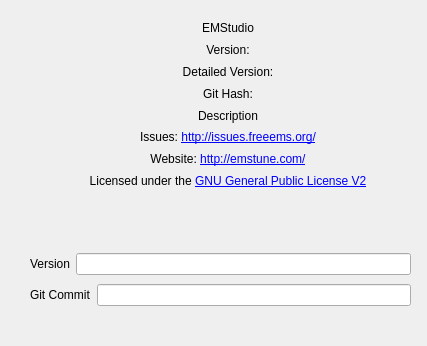
The window that core/src/aboutview.ui (fredcooke/emstudio) describes before a commit, drawn with Qt 5.
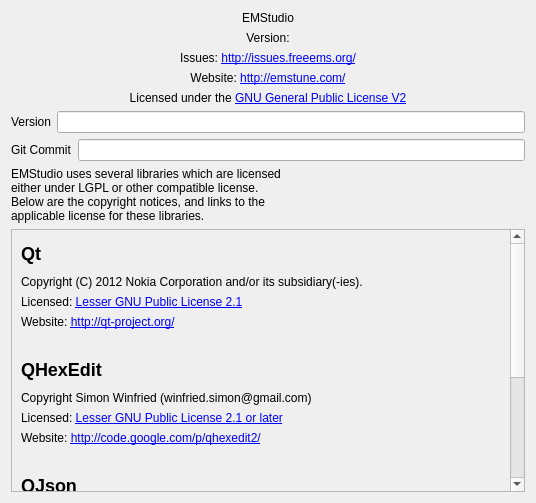
The same window after the commit.

Commit message: Added a bunch of copyright notices to AboutView to comply with LGPL licensing.

```diff
--- a/core/src/aboutview.ui
+++ b/core/src/aboutview.ui
@@ -6,70 +6,17 @@
    <rect>
     <x>0</x>
     <y>0</y>
-    <width>427</width>
-    <height>346</height>
+    <width>536</width>
+    <height>503</height>
    </rect>
   </property>
   <property name="windowTitle">
    <string>About</string>
   </property>
-  <widget class="QWidget" name="verticalLayoutWidget">
-   <property name="geometry">
-    <rect>
-     <x>30</x>
-     <y>250</y>
-     <width>381</width>
-     <height>61</height>
-    </rect>
-   </property>
-   <layout class="QVBoxLayout" name="verticalLayout">
+  <layout class="QVBoxLayout" name="verticalLayout_10">
     <item>
-     <layout class="QHBoxLayout" name="horizontalLayout">
+    <layout class="QVBoxLayout" name="verticalLayout_9">
       <item>
-       <widget class="QLabel" name="label">
-        <property name="text">
-         <string>Version</string>
-        </property>
-       </widget>
-      </item>
-      <item>
-       <widget class="QLineEdit" name="commitIdLineEdit">
-        <property name="readOnly">
-         <bool>true</bool>
-        </property>
-       </widget>
-      </item>
-     </layout>
-    </item>
-    <item>
-     <layout class="QHBoxLayout" name="horizontalLayout_2">
-      <item>
-       <widget class="QLabel" name="label_2">
-        <property name="text">
-         <string>Git Commit</string>
-        </property>
-       </widget>
-      </item>
-      <item>
-       <widget class="QLineEdit" name="commitHashLineEdit">
-        <property name="readOnly">
-         <bool>true</bool>
-        </property>
-       </widget>
-      </item>
-     </layout>
-    </item>
-   </layout>
-  </widget>
-  <widget class="QWidget" name="verticalLayoutWidget_2">
-   <property name="geometry">
-    <rect>
-     <x>60</x>
-     <y>20</y>
-     <width>336</width>
-     <height>169</height>
-    </rect>
-   </property>
    <layout class="QVBoxLayout" name="verticalLayout_2">
     <item>
      <widget class="QLabel" name="label_3">
@@ -91,36 +38,6 @@
       </property>
      </widget>
     </item>
-    <item>
-     <widget class="QLabel" name="detailedVersionLabel">
-      <property name="text">
-       <string>Detailed Version:</string>
-      </property>
-      <property name="alignment">
-       <set>Qt::AlignCenter</set>
-      </property>
-     </widget>
-    </item>
-    <item>
-     <widget class="QLabel" name="gitHashLabel">
-      <property name="text">
-       <string>Git Hash:</string>
-      </property>
-      <property name="alignment">
-       <set>Qt::AlignCenter</set>
-      </property>
-     </widget>
-    </item>
-    <item>
-     <widget class="QLabel" name="descriptionLabel">
-      <property name="text">
-       <string>Description</string>
-      </property>
-      <property name="alignment">
-       <set>Qt::AlignCenter</set>
-      </property>
-     </widget>
-    </item>
     <item>
      <widget class="QLabel" name="label_5">
       <property name="text">
@@ -152,7 +69,277 @@
      </widget>
     </item>
    </layout>
-  </widget>
+     </item>
+     <item>
+      <layout class="QVBoxLayout" name="verticalLayout">
+       <item>
+        <layout class="QHBoxLayout" name="horizontalLayout">
+         <item>
+          <widget class="QLabel" name="label">
+           <property name="text">
+            <string>Version</string>
+           </property>
+          </widget>
+         </item>
+         <item>
+          <widget class="QLineEdit" name="commitIdLineEdit">
+           <property name="readOnly">
+            <bool>true</bool>
+           </property>
+          </widget>
+         </item>
+        </layout>
+       </item>
+       <item>
+        <layout class="QHBoxLayout" name="horizontalLayout_2">
+         <item>
+          <widget class="QLabel" name="label_2">
+           <property name="text">
+            <string>Git Commit</string>
+           </property>
+          </widget>
+         </item>
+         <item>
+          <widget class="QLineEdit" name="commitHashLineEdit">
+           <property name="readOnly">
+            <bool>true</bool>
+           </property>
+          </widget>
+         </item>
+        </layout>
+       </item>
+      </layout>
+     </item>
+     <item>
+      <widget class="QLabel" name="label_4">
+       <property name="text">
+        <string>EMStudio uses several libraries which are licensed 
+either under LGPL or other compatible license. 
+Below are the copyright notices, and links to the 
+applicable license for these libraries.</string>
+       </property>
+      </widget>
+     </item>
+     <item>
+      <widget class="QScrollArea" name="scrollArea">
+       <property name="verticalScrollBarPolicy">
+        <enum>Qt::ScrollBarAlwaysOn</enum>
+       </property>
+       <property name="widgetResizable">
+        <bool>true</bool>
+       </property>
+       <widget class="QWidget" name="scrollAreaWidgetContents">
+        <property name="geometry">
+         <rect>
+          <x>0</x>
+          <y>0</y>
+          <width>498</width>
+          <height>496</height>
+         </rect>
+        </property>
+        <layout class="QVBoxLayout" name="verticalLayout_8">
+         <item>
+          <layout class="QVBoxLayout" name="verticalLayout_7">
+           <item>
+            <layout class="QVBoxLayout" name="verticalLayout_4">
+             <item>
+              <widget class="QLabel" name="label_11">
+               <property name="minimumSize">
+                <size>
+                 <width>0</width>
+                 <height>30</height>
+                </size>
+               </property>
+               <property name="text">
+                <string>&lt;h2&gt;Qt&lt;/h2&gt;</string>
+               </property>
+              </widget>
+             </item>
+             <item>
+              <widget class="QLabel" name="label_12">
+               <property name="text">
+                <string>Copyright (C) 2012 Nokia Corporation and/or its subsidiary(-ies).</string>
+               </property>
+              </widget>
+             </item>
+             <item>
+              <widget class="QLabel" name="label_13">
+               <property name="text">
+                <string>Licensed: &lt;a href=&quot;http://www.gnu.org/licenses/old-licenses/lgpl-2.1.html&quot;&gt;Lesser GNU Public License 2.1&lt;/a&gt;</string>
+               </property>
+              </widget>
+             </item>
+             <item>
+              <widget class="QLabel" name="label_23">
+               <property name="text">
+                <string>Website: &lt;a href=&quot;http://qt-project.org/&quot;&gt;http://qt-project.org/&lt;/a&gt;</string>
+               </property>
+              </widget>
+             </item>
+            </layout>
+           </item>
+           <item>
+            <spacer name="horizontalSpacer">
+             <property name="orientation">
+              <enum>Qt::Horizontal</enum>
+             </property>
+             <property name="sizeHint" stdset="0">
+              <size>
+               <width>40</width>
+               <height>20</height>
+              </size>
+             </property>
+            </spacer>
+           </item>
+           <item>
+            <layout class="QVBoxLayout" name="verticalLayout_3">
+             <item>
+              <widget class="QLabel" name="label_9">
+               <property name="minimumSize">
+                <size>
+                 <width>0</width>
+                 <height>30</height>
+                </size>
+               </property>
+               <property name="text">
+                <string>&lt;h2&gt;QHexEdit&lt;/h2&gt;</string>
+               </property>
+              </widget>
+             </item>
+             <item>
+              <widget class="QLabel" name="label_8">
+               <property name="text">
+                <string>Copyright Simon Winfried (winfried.simon@gmail.com)</string>
+               </property>
+              </widget>
+             </item>
+             <item>
+              <widget class="QLabel" name="label_10">
+               <property name="text">
+                <string>Licensed: &lt;a href=&quot;http://www.gnu.org/licenses/old-licenses/lgpl-2.1.html&quot;&gt;Lesser GNU Public License 2.1 or later&lt;/a&gt;</string>
+               </property>
+              </widget>
+             </item>
+             <item>
+              <widget class="QLabel" name="label_22">
+               <property name="text">
+                <string>Website: &lt;a href=&quot;http://code.google.com/p/qhexedit2/&quot;&gt;http://code.google.com/p/qhexedit2/&lt;/a&gt;</string>
+               </property>
+              </widget>
+             </item>
+            </layout>
+           </item>
+           <item>
+            <spacer name="horizontalSpacer_2">
+             <property name="orientation">
+              <enum>Qt::Horizontal</enum>
+             </property>
+             <property name="sizeHint" stdset="0">
+              <size>
+               <width>40</width>
+               <height>20</height>
+              </size>
+             </property>
+            </spacer>
+           </item>
+           <item>
+            <layout class="QVBoxLayout" name="verticalLayout_5">
+             <item>
+              <widget class="QLabel" name="label_14">
+               <property name="minimumSize">
+                <size>
+                 <width>0</width>
+                 <height>30</height>
+                </size>
+               </property>
+               <property name="text">
+                <string>&lt;h2&gt;QJson&lt;/h2&gt;</string>
+               </property>
+              </widget>
+             </item>
+             <item>
+              <widget class="QLabel" name="label_15">
+               <property name="text">
+                <string>Copyright (C) 2009 Till Adam &lt;adam@kde.org&gt;</string>
+               </property>
+              </widget>
+             </item>
+             <item>
+              <widget class="QLabel" name="label_16">
+               <property name="text">
+                <string>Licensed: &lt;a href=&quot;http://www.gnu.org/licenses/old-licenses/lgpl-2.0.html&quot;&gt;GNU Library General Public License Version 2&lt;/a&gt;</string>
+               </property>
+              </widget>
+             </item>
+             <item>
+              <widget class="QLabel" name="label_21">
+               <property name="text">
+                <string>Website: &lt;a href=&quot;http://qjson.sourceforge.net/&quot;&gt;http://qjson.sourceforge.net/&lt;/a&gt;</string>
+               </property>
+              </widget>
+             </item>
+            </layout>
+           </item>
+           <item>
+            <spacer name="horizontalSpacer_3">
+             <property name="orientation">
+              <enum>Qt::Horizontal</enum>
+             </property>
+             <property name="sizeHint" stdset="0">
+              <size>
+               <width>40</width>
+               <height>20</height>
+              </size>
+             </property>
+            </spacer>
+           </item>
+           <item>
+            <layout class="QVBoxLayout" name="verticalLayout_6">
+             <item>
+              <widget class="QLabel" name="label_17">
+               <property name="minimumSize">
+                <size>
+                 <width>0</width>
+                 <height>30</height>
+                </size>
+               </property>
+               <property name="text">
+                <string>&lt;h2&gt;Qwt&lt;/h2&gt;</string>
+               </property>
+              </widget>
+             </item>
+             <item>
+              <widget class="QLabel" name="label_18">
+               <property name="text">
+                <string>Copyright (C) 1997 Josef Wilgen and 2002 Uwe Rathmann</string>
+               </property>
+              </widget>
+             </item>
+             <item>
+              <widget class="QLabel" name="label_19">
+               <property name="text">
+                <string>Licensed: &lt;a href=&quot;http://qwt.sourceforge.net/qwtlicense.html&quot;&gt;Qwt License Version 1.0&lt;/a&gt;</string>
+               </property>
+              </widget>
+             </item>
+             <item>
+              <widget class="QLabel" name="label_20">
+               <property name="text">
+                <string>Website: &lt;a href=&quot;http://qwt.sf.net&quot;&gt;http://qwt.sf.net&lt;/a&gt;</string>
+               </property>
+              </widget>
+             </item>
+            </layout>
+           </item>
+          </layout>
+         </item>
+        </layout>
+       </widget>
+      </widget>
+     </item>
+    </layout>
+   </item>
+  </layout>
  </widget>
  <resources/>
  <connections/>
```
Lines whose indentation alone changed are shown as unchanged. The commit also changes 3 other files.
